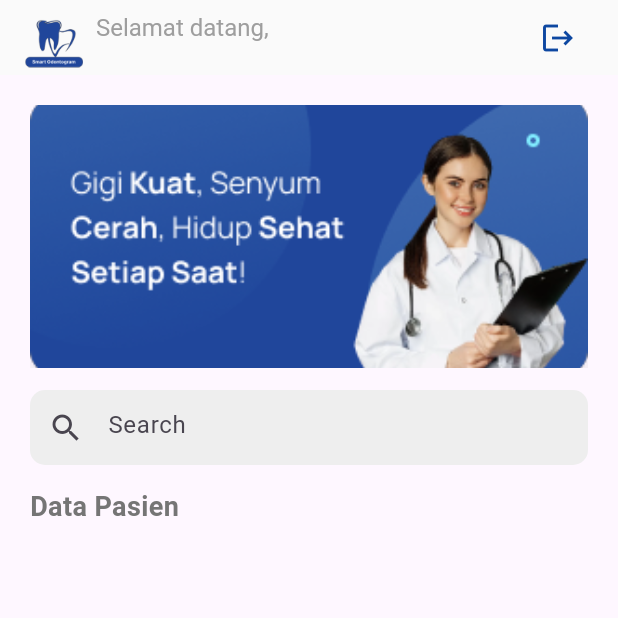
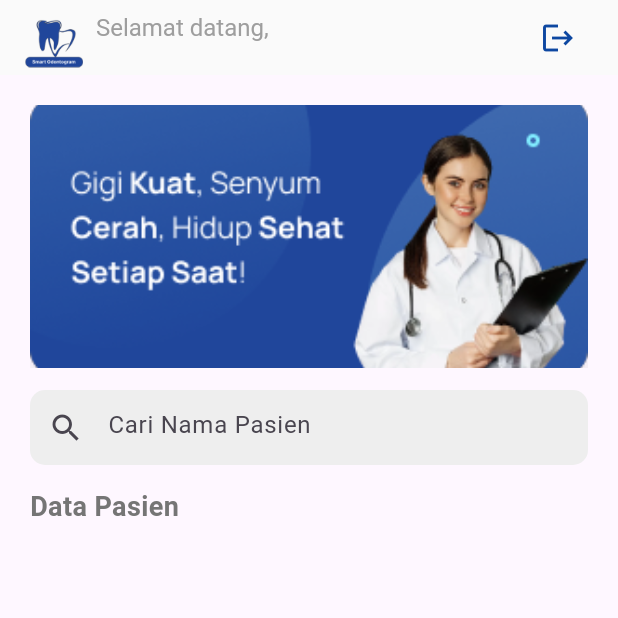
Before and after one commit to Firdiyalmdh/Smart_Odontogram, a Flutter app: the screen it shows once a user with an empty profile is signed in, on a phone screen of 412 x 824 dp, the top half of it. Run offline on Flutter 3.47's test engine with Material 3 defaults, Android fonts, the phone set to English and light mode, and no system bars; our stand-ins replace cloud_firestore, equatable, firebase_auth, firebase_core, get; accounts and stored records are empty.

Commit message:
add edit tooth modal, fixed search feature

```diff
--- a/lib/components/home_app_bar.dart
+++ b/lib/components/home_app_bar.dart
@@ -1,12 +1,14 @@
 import 'package:flutter/material.dart';
+import 'package:get/get.dart';
+import 'package:odontogram/models/user.dart';
 
 class HomeAppBar extends StatelessWidget implements PreferredSizeWidget {
-  final String name;
+  final Rx<User> user;
   final void Function() onLogoutClick;
 
   const HomeAppBar({
     super.key,
-    required this.name,
+    required this.user,
     required this.onLogoutClick
   });
 
@@ -37,13 +39,14 @@ class HomeAppBar extends StatelessWidget implements PreferredSizeWidget {
                 'Selamat datang,',
                 style: TextStyle(fontSize: 16.0, color: Colors.grey),
               ),
-              Text(
-                name,
-                style: TextStyle(
-                    fontSize: 21,
-                    fontWeight: FontWeight.bold,
-                    color: Colors.grey[600],
-                  ),
+              Obx(() => Text(
+                  user.value.name,
+                  style: TextStyle(
+                      fontSize: 21,
+                      fontWeight: FontWeight.bold,
+                      color: Colors.grey[600],
+                    ),
+                ),
               ),
             ],
           ),
--- a/lib/components/search_form.dart
+++ b/lib/components/search_form.dart
@@ -18,7 +18,7 @@ class SearchForm extends StatelessWidget {
         controller: _searchController,
         decoration: InputDecoration(
           prefixIcon: const Icon(Icons.search),
-          hintText: "Search",
+          hintText: "Cari Nama Pasien",
           filled: true,
           fillColor: Colors.grey[200],
           enabledBorder: const OutlineInputBorder(
--- a/lib/models/tooth.dart
+++ b/lib/models/tooth.dart
@@ -56,6 +56,8 @@ class Tooth extends Equatable {
         return "assets/tumpatan.png";
     }
   }
+
+  String getTitle() => "$id - ${type.name.replaceFirst("_", " ").toLowerCase().capitalizeFirst}";
 
   @override
   List<Object?> get props => [id, type, condition, imagePath];
--- a/lib/modules/home/controllers/home_controller.dart
+++ b/lib/modules/home/controllers/home_controller.dart
@@ -15,6 +15,7 @@ class HomeController extends GetxController {
   final searchController = TextEditingController();
   var user = const User(email: "", institute: "", name: "").obs;
   RxList<Patient> patients = RxList([]);
+  RxList<Patient> filteredPatients = RxList([]);
   RxBool isLoading = RxBool(false);
 
   HomeController({
@@ -49,9 +50,14 @@ class HomeController extends GetxController {
     }
   }
 
-  List<Patient> get filteredPatients => patients
+  List<Patient> filterPatient() => patients
       .where((item) => item.name.toLowerCase().contains(searchController.text))
       .toList();
+
+  void updateFilteredPatient() {
+    filteredPatients.clear();
+    filteredPatients.addAll(filterPatient());
+  }
 
   Stream<List<Patient>> getAllPatients() {
     isLoading.value = true;
--- a/lib/modules/home/views/home_screen.dart
+++ b/lib/modules/home/views/home_screen.dart
@@ -10,9 +10,12 @@ class HomeScreen extends GetView<HomeController> {
   const HomeScreen({Key? key}) : super(key: key);
   @override
   Widget build(BuildContext context) {
+    ever(controller.patients, (patients) => controller.updateFilteredPatient());
+    controller.searchController.addListener(() => controller.updateFilteredPatient());
+
     return Scaffold(
       appBar: HomeAppBar(
-        name: controller.user.value.name,
+        user: controller.user,
         onLogoutClick: () {
           controller.logout();
         },
@@ -23,10 +26,6 @@ class HomeScreen extends GetView<HomeController> {
           mainAxisAlignment: MainAxisAlignment.start,
           crossAxisAlignment: CrossAxisAlignment.start,
           children: [
-            Obx(() {
-              print(controller.user.value);
-              return SizedBox();
-            }),
             const SizedBox(height: 20),
             Container(
               width: 390,
--- a/lib/service/firebase/tooth_service.dart
+++ b/lib/service/firebase/tooth_service.dart
@@ -38,14 +38,14 @@ class ToothService {
     }
   }
 
-  Future<Result<void>> editMedicalRecord(Tooth data, String patientId) async {
+  Future<Result<void>> editMedicalRecord(String condition, String toothId, String patientId) async {
     try {
       await _db
           .collection(PATIENT_COLLECTION)
           .doc(patientId)
           .collection(MEDICAL_RECORD_COLLECTION)
-          .doc(data.id)
-          .set(data.toMap(), SetOptions(merge: true));
+          .doc(toothId)
+          .update({ TOOTH_CONDITION_PROP: condition });
       return Result("", null);
     } on Exception catch (err) {
       return Result(null, err);
```
Also changed, not shown: lib/components/edit_tooth_dialog.dart (added, +135 -0 lines), lib/components/odontogram.dart (+10 -5 lines), lib/modules/patient/controllers/detail_patient_controller.dart (+36 -0 lines), lib/modules/patient/views/detail_patient_screen.dart (+17 -1 lines).
